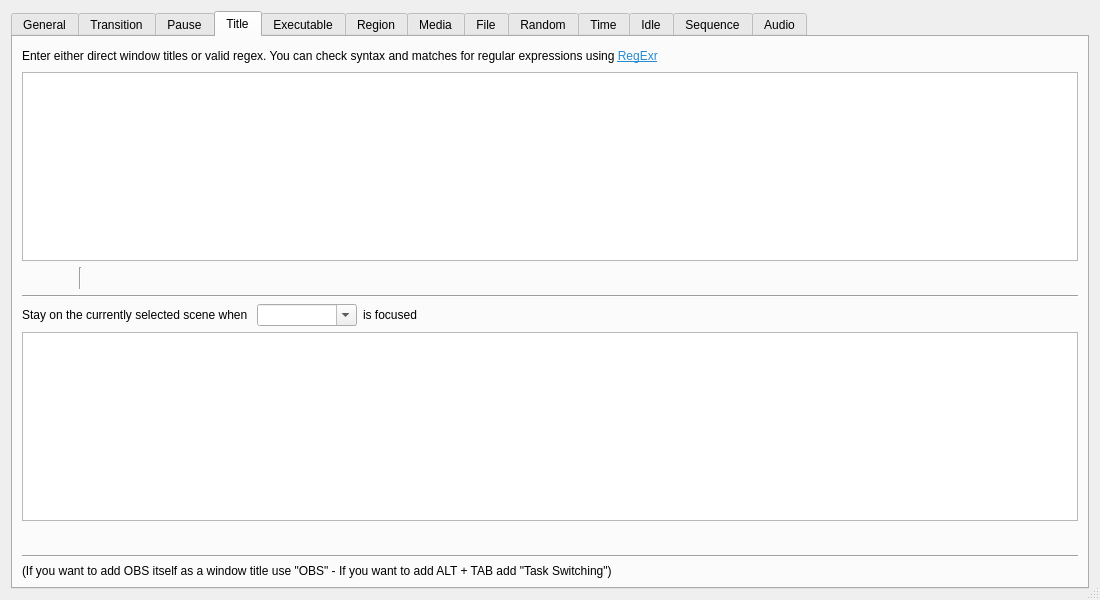
Above: forms/advanced-scene-switcher.ui from WarmUpTill/SceneSwitcher before the change. Below: the same form after it.
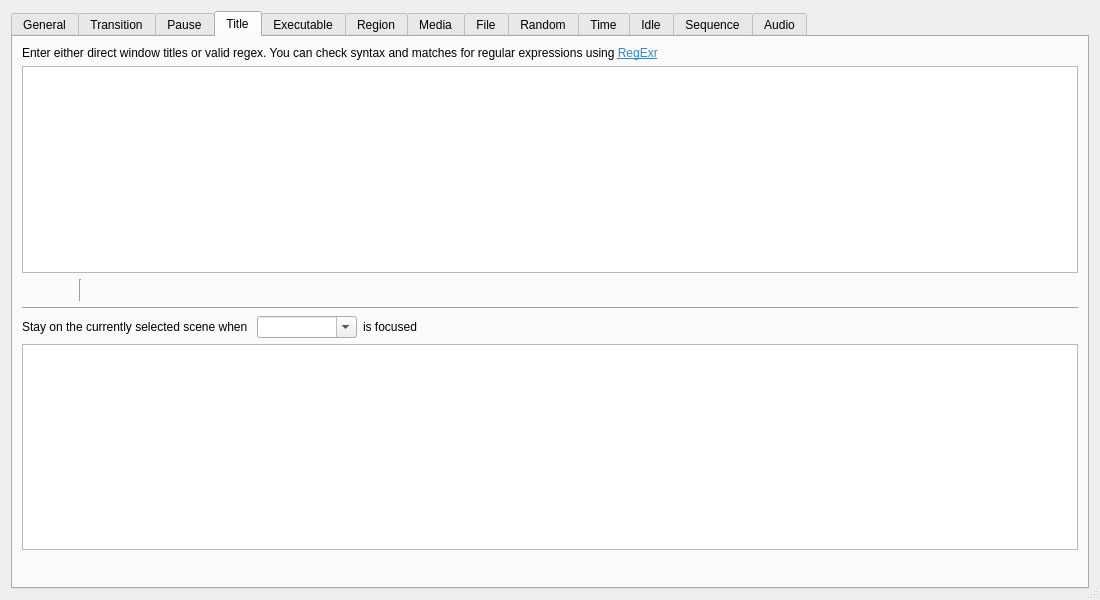
That is the form after the change. The open tabs and pages were chosen to show the change. Icons and pictures are not drawn.

Commit message: rename title tab and only show windows specific hints on windows

Patch:
```diff
--- a/forms/advanced-scene-switcher.ui
+++ b/forms/advanced-scene-switcher.ui
@@ -1178,8 +1178,6 @@
       </attribute>
       <layout class="QVBoxLayout" name="verticalLayout_4">
        <item>
-        <layout class="QHBoxLayout" name="horizontalLayout_44">
-         <item>
           <widget class="QLabel" name="label_58">
            <property name="toolTip">
             <string/>
@@ -1196,21 +1194,6 @@
           </widget>
          </item>
          <item>
-          <spacer name="horizontalSpacer_15">
-           <property name="orientation">
-            <enum>Qt::Horizontal</enum>
-           </property>
-           <property name="sizeHint" stdset="0">
-            <size>
-             <width>40</width>
-             <height>20</height>
-            </size>
-           </property>
-          </spacer>
-         </item>
-        </layout>
-       </item>
-       <item>
         <widget class="QListWidget" name="windowSwitches">
          <property name="sizePolicy">
           <sizepolicy hsizetype="Expanding" vsizetype="Expanding">
@@ -1482,20 +1465,6 @@
          </item>
         </layout>
        </item>
-       <item>
-        <widget class="Line" name="line_9">
-         <property name="orientation">
-          <enum>Qt::Horizontal</enum>
-         </property>
-        </widget>
-       </item>
-       <item>
-        <widget class="QLabel" name="label_47">
-         <property name="text">
-          <string>(If you want to add OBS itself as a window title use &quot;OBS&quot; - If you want to add ALT + TAB add &quot;Task Switching&quot;)</string>
-         </property>
-        </widget>
-       </item>
       </layout>
      </widget>
      <widget class="QWidget" name="executableTab">
```
Left out of the diff: 2 changed lines with no effect on the pictures. Lines whose indentation alone changed are shown as unchanged. The commit also changes 1 other file.
